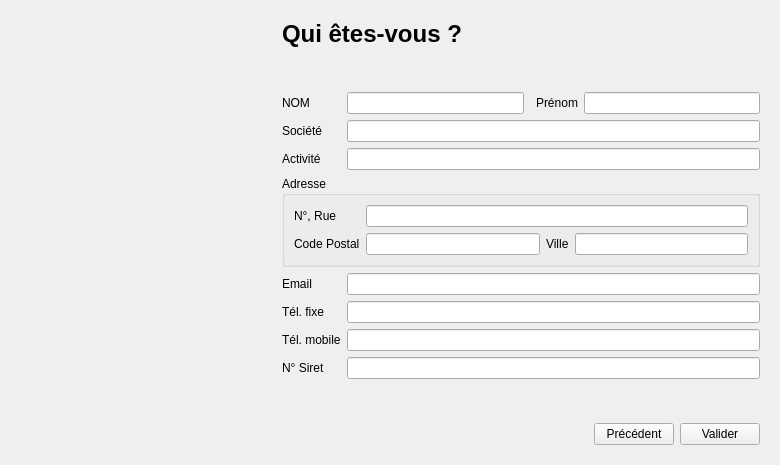
FACT-Team/FactDev, file src/gui/dialogs/startedwindowsdialog.ui: the form before one commit.
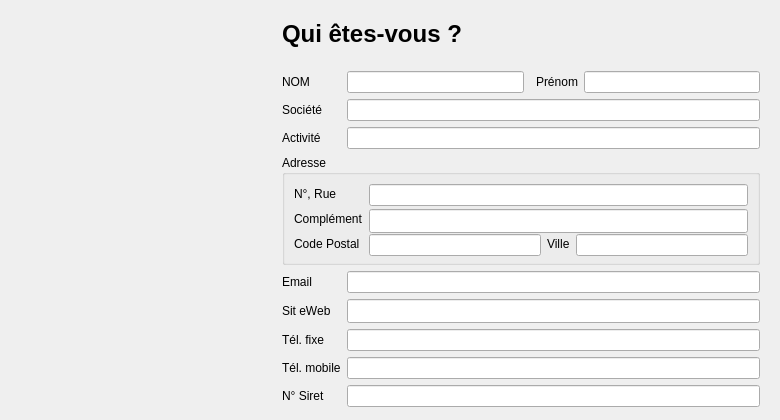
The form after the commit. The open tabs and pages were chosen to show the change. Icons and pictures are not drawn. Custom widgets are drawn as their Qt base class.

Commit message: Check fields for website

Patch:
```diff
--- a/src/gui/dialogs/startedwindowsdialog.ui
+++ b/src/gui/dialogs/startedwindowsdialog.ui
@@ -7,7 +7,7 @@
     <x>0</x>
     <y>0</y>
     <width>780</width>
-    <height>465</height>
+    <height>420</height>
    </rect>
   </property>
   <property name="minimumSize">
@@ -63,8 +63,14 @@
    </item>
    <item row="0" column="2">
     <widget class="QStackedWidget" name="wdgStack">
+     <property name="minimumSize">
+      <size>
+       <width>0</width>
+       <height>450</height>
+      </size>
+     </property>
      <property name="currentIndex">
-      <number>1</number>
+      <number>2</number>
      </property>
      <widget class="QWidget" name="page">
       <layout class="QGridLayout" name="gridLayout_2">
@@ -229,15 +235,8 @@
      </widget>
      <widget class="QWidget" name="page_3">
       <layout class="QGridLayout" name="gridLayout_4">
-       <item row="8" column="0">
-        <widget class="QLabel" name="lbPhone">
-         <property name="text">
-          <string>Tél. fixe</string>
-         </property>
-        </widget>
-       </item>
-       <item row="8" column="1" colspan="4">
-        <widget class="Gui::Widgets::CheckFields::CheckPhone" name="lePhone">
+       <item row="7" column="1" colspan="4">
+        <widget class="Gui::Widgets::CheckFields::CheckEmail" name="leEmail">
          <property name="minimumSize">
           <size>
            <width>0</width>
@@ -246,64 +245,6 @@
          </property>
         </widget>
        </item>
-       <item row="2" column="0">
-        <widget class="QLabel" name="lbLastname">
-         <property name="text">
-          <string>NOM</string>
-         </property>
-        </widget>
-       </item>
-       <item row="9" column="1" colspan="4">
-        <widget class="Gui::Widgets::CheckFields::CheckPhone" name="leMobile">
-         <property name="minimumSize">
-          <size>
-           <width>0</width>
-           <height>22</height>
-          </size>
-         </property>
-        </widget>
-       </item>
-       <item row="10" column="0">
-        <widget class="QLabel" name="lbNoSiret">
-         <property name="text">
-          <string>N° Siret</string>
-         </property>
-        </widget>
-       </item>
-       <item row="10" column="1" colspan="4">
-        <widget class="Gui::Widgets::CheckFields::CheckSiretNumber" name="leNoSiret">
-         <property name="minimumSize">
-          <size>
-           <width>0</width>
-           <height>22</height>
-          </size>
-         </property>
-        </widget>
-       </item>
-       <item row="9" column="0">
-        <widget class="QLabel" name="lbMobile">
-         <property name="text">
-          <string>Tél. mobile</string>
-         </property>
-        </widget>
-       </item>
-       <item row="4" column="1" colspan="4">
-        <widget class="Gui::Widgets::CheckFields::CheckUntilField" name="leCompany">
-         <property name="minimumSize">
-          <size>
-           <width>0</width>
-           <height>22</height>
-          </size>
-         </property>
-        </widget>
-       </item>
-       <item row="2" column="3">
-        <widget class="QLabel" name="lbFirstname">
-         <property name="text">
-          <string>Prénom</string>
-         </property>
-        </widget>
-       </item>
        <item row="5" column="0">
         <widget class="QLabel" name="lbTitle">
          <property name="text">
@@ -311,15 +252,8 @@
          </property>
         </widget>
        </item>
-       <item row="7" column="0">
-        <widget class="QLabel" name="lbEmail">
-         <property name="text">
-          <string>Email</string>
-         </property>
-        </widget>
-       </item>
-       <item row="7" column="1" colspan="4">
-        <widget class="Gui::Widgets::CheckFields::CheckEmail" name="leEmail">
+       <item row="4" column="1" colspan="4">
+        <widget class="Gui::Widgets::CheckFields::CheckUntilField" name="leCompany">
          <property name="minimumSize">
           <size>
            <width>0</width>
@@ -328,46 +262,24 @@
          </property>
         </widget>
        </item>
-       <item row="1" column="1">
-        <spacer name="verticalSpacer_2">
-         <property name="orientation">
-          <enum>Qt::Vertical</enum>
+       <item row="10" column="0">
+        <widget class="QLabel" name="lbMobile">
+         <property name="text">
+          <string>Tél. mobile</string>
          </property>
-         <property name="sizeHint" stdset="0">
-          <size>
-           <width>20</width>
-           <height>40</height>
-          </size>
-         </property>
-        </spacer>
+        </widget>
        </item>
-       <item row="4" column="0">
-        <widget class="QLabel" name="lbCompany">
+       <item row="2" column="0">
+        <widget class="QLabel" name="lbLastname">
          <property name="text">
-          <string>Société</string>
+          <string>NOM</string>
          </property>
         </widget>
        </item>
-       <item row="11" column="1">
-        <spacer name="verticalSpacer">
-         <property name="orientation">
-          <enum>Qt::Vertical</enum>
-         </property>
-         <property name="sizeHint" stdset="0">
-          <size>
-           <width>20</width>
-           <height>40</height>
-          </size>
-         </property>
-        </spacer>
-       </item>
-       <item row="2" column="1">
-        <widget class="Gui::Widgets::CheckFields::CheckFieldsLetters" name="leLastname">
-         <property name="minimumSize">
-          <size>
-           <width>0</width>
-           <height>22</height>
-          </size>
+       <item row="9" column="0">
+        <widget class="QLabel" name="lbPhone">
+         <property name="text">
+          <string>Tél. fixe</string>
          </property>
         </widget>
        </item>
@@ -383,11 +295,17 @@
        </item>
        <item row="6" column="0" colspan="5">
         <widget class="QGroupBox" name="groupBox">
+         <property name="minimumSize">
+          <size>
+           <width>0</width>
+           <height>110</height>
+          </size>
+         </property>
          <property name="title">
           <string>Adresse</string>
          </property>
          <layout class="QGridLayout" name="gridLayout_5">
-          <item row="1" column="1">
+          <item row="2" column="1">
            <widget class="Gui::Widgets::CheckFields::CheckPostalCode" name="lePostalCode">
             <property name="minimumSize">
              <size>
@@ -397,6 +315,20 @@
             </property>
            </widget>
           </item>
+          <item row="2" column="2">
+           <widget class="QLabel" name="lbCity">
+            <property name="text">
+             <string>Ville</string>
+            </property>
+           </widget>
+          </item>
+          <item row="2" column="0">
+           <widget class="QLabel" name="lbPostalCode">
+            <property name="text">
+             <string>Code Postal</string>
+            </property>
+           </widget>
+          </item>
           <item row="0" column="0">
            <widget class="QLabel" name="lbAddress">
             <property name="text">
@@ -404,21 +336,7 @@
             </property>
            </widget>
           </item>
-          <item row="1" column="0">
-           <widget class="QLabel" name="lbPostalCode">
-            <property name="text">
-             <string>Code Postal</string>
-            </property>
-           </widget>
-          </item>
-          <item row="1" column="2">
-           <widget class="QLabel" name="lbCity">
-            <property name="text">
-             <string>Ville</string>
-            </property>
-           </widget>
-          </item>
-          <item row="1" column="3">
+          <item row="2" column="3">
            <widget class="Gui::Widgets::CheckFields::CheckCity" name="leCity">
             <property name="minimumSize">
              <size>
@@ -438,9 +356,36 @@
             </property>
            </widget>
           </item>
+          <item row="1" column="0">
+           <widget class="QLabel" name="label_2">
+            <property name="text">
+             <string>Complément</string>
+            </property>
+           </widget>
+          </item>
+          <item row="1" column="1" colspan="3">
+           <widget class="QLineEdit" name="leComplement">
+            <property name="minimumSize">
+             <size>
+              <width>0</width>
+              <height>24</height>
+             </size>
+            </property>
+           </widget>
+          </item>
          </layout>
         </widget>
        </item>
+       <item row="5" column="1" colspan="4">
+        <widget class="Gui::Widgets::CheckFields::CheckValidField" name="leTitle">
+         <property name="minimumSize">
+          <size>
+           <width>0</width>
+           <height>22</height>
+          </size>
+         </property>
+        </widget>
+       </item>
        <item row="0" column="0" colspan="2">
         <widget class="QLabel" name="lbTitleWhoAreYou">
          <property name="font">
@@ -455,8 +400,15 @@
          </property>
         </widget>
        </item>
-       <item row="5" column="1" colspan="4">
-        <widget class="Gui::Widgets::CheckFields::CheckValidField" name="leTitle">
+       <item row="4" column="0">
+        <widget class="QLabel" name="lbCompany">
+         <property name="text">
+          <string>Société</string>
+         </property>
+        </widget>
+       </item>
+       <item row="2" column="1">
+        <widget class="Gui::Widgets::CheckFields::CheckFieldsLetters" name="leLastname">
          <property name="minimumSize">
           <size>
            <width>0</width>
@@ -465,7 +417,67 @@
          </property>
         </widget>
        </item>
-       <item row="13" column="0" colspan="5">
+       <item row="10" column="1" colspan="4">
+        <widget class="Gui::Widgets::CheckFields::CheckPhone" name="leMobile">
+         <property name="minimumSize">
+          <size>
+           <width>0</width>
+           <height>22</height>
+          </size>
+         </property>
+        </widget>
+       </item>
+       <item row="2" column="3">
+        <widget class="QLabel" name="lbFirstname">
+         <property name="text">
+          <string>Prénom</string>
+         </property>
+        </widget>
+       </item>
+       <item row="9" column="1" colspan="4">
+        <widget class="Gui::Widgets::CheckFields::CheckPhone" name="lePhone">
+         <property name="minimumSize">
+          <size>
+           <width>0</width>
+           <height>22</height>
+          </size>
+         </property>
+        </widget>
+       </item>
+       <item row="7" column="0">
+        <widget class="QLabel" name="lbEmail">
+         <property name="text">
+          <string>Email</string>
+         </property>
+        </widget>
+       </item>
+       <item row="12" column="1">
+        <spacer name="verticalSpacer">
+         <property name="orientation">
+          <enum>Qt::Vertical</enum>
+         </property>
+         <property name="sizeHint" stdset="0">
+          <size>
+           <width>20</width>
+           <height>40</height>
+          </size>
+         </property>
+        </spacer>
+       </item>
+       <item row="1" column="1">
+        <spacer name="verticalSpacer_2">
+         <property name="orientation">
+          <enum>Qt::Vertical</enum>
+         </property>
+         <property name="sizeHint" stdset="0">
+          <size>
+           <width>20</width>
+           <height>40</height>
+          </size>
+         </property>
+        </spacer>
+       </item>
+       <item row="14" column="0" colspan="5">
         <layout class="QHBoxLayout" name="horizontalLayout_2">
          <item>
           <spacer name="horizontalSpacer_3">
@@ -500,6 +512,40 @@
          </item>
         </layout>
        </item>
+       <item row="11" column="1" colspan="4">
+        <widget class="Gui::Widgets::CheckFields::CheckSiretNumber" name="leNoSiret">
+         <property name="minimumSize">
+          <size>
+           <width>0</width>
+           <height>22</height>
+          </size>
+         </property>
+        </widget>
+       </item>
+       <item row="8" column="1" colspan="4">
+        <widget class="Gui::Widgets::CheckFields::CheckWebsite" name="leWebsite">
+         <property name="minimumSize">
+          <size>
+           <width>0</width>
+           <height>24</height>
+          </size>
+         </property>
+        </widget>
+       </item>
+       <item row="8" column="0">
+        <widget class="QLabel" name="label">
+         <property name="text">
+          <string>Sit eWeb</string>
+         </property>
+        </widget>
+       </item>
+       <item row="11" column="0">
+        <widget class="QLabel" name="lbNoSiret">
+         <property name="text">
+          <string>N° Siret</string>
+         </property>
+        </widget>
+       </item>
       </layout>
      </widget>
     </widget>
@@ -581,6 +627,11 @@
     <slot>updateNextButton()</slot>
    </slots>
   </customwidget>
+  <customwidget>
+   <class>Gui::Widgets::CheckFields::CheckWebsite</class>
+   <extends>QLineEdit</extends>
+   <header>gui/widgets/checkfields/checkwebsite.h</header>
+  </customwidget>
  </customwidgets>
  <tabstops>
   <tabstop>leLastname</tabstop>
```
Left out of the diff: 44 changed lines with no effect on the pictures. The commit also changes 7 other files.
